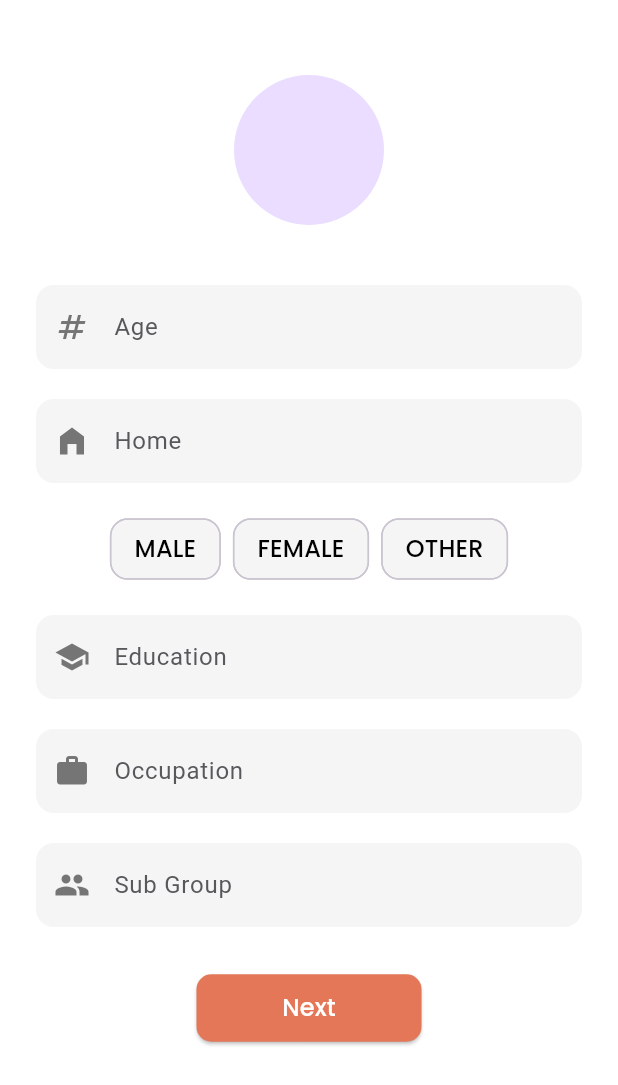
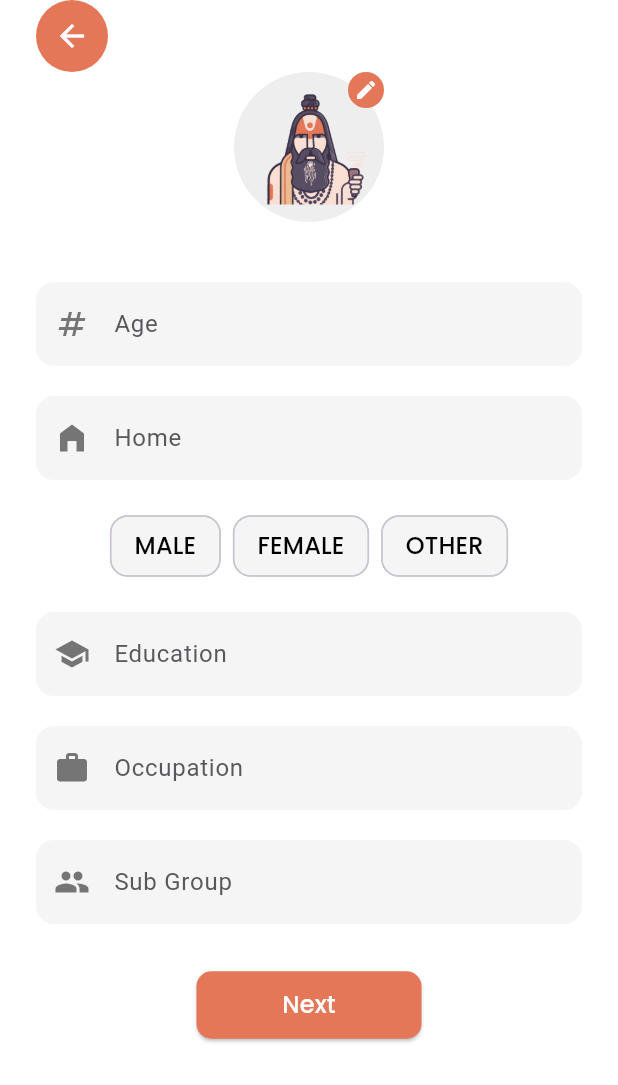
Before and after one commit to basictech01/kumbh-milan, a Flutter app: the UpdateProfileScreen screen opened by its route, on a phone screen of 412 x 824 dp. Shown: the top 1085 px of the screen. Run offline on Flutter 3.47's test engine with Material 3 defaults, Android fonts, the phone set to English and light mode, and no system bars; our stand-ins replace connectivity_plus, either_dart, flutter_image_compress, google_fonts, image_picker, jwt_decoder and 1 more; accounts and stored records are empty; generated files the repository leaves out were written again.

Commit message:
profile pic changes

```diff
--- a/mobile/kumbh_milap/lib/presentation/screens/update_profile.dart
+++ b/mobile/kumbh_milap/lib/presentation/screens/update_profile.dart
@@ -46,19 +46,51 @@ class _UpdateProfileScreenState extends State<UpdateProfileScreen> {
           child: Column(
             crossAxisAlignment: CrossAxisAlignment.center,
             children: [
-              const SizedBox(height: 50),
+              Row(
+                children: [
+                  IconButton(
+                    icon: Icon(Icons.arrow_back, color: Colors.white),
+                    onPressed: () => Navigator.pop(context),
+                    style: IconButton.styleFrom(
+                      backgroundColor: Theme.of(context).primaryColor,
+                      padding: EdgeInsets.all(12),
+                    ),
+                  ),
+                ],
+              ),
               if (additionalFields == 0) ...[
                 // Profile Photo Upload
+                Stack(
+                  children: [
                     GestureDetector(
                       onTap: () async {
                         await userProvider.pickAndUploadProfilePhoto();
                       },
                       child: CircleAvatar(
                         radius: 50,
+                        backgroundColor: Colors.grey[200],
                         backgroundImage: userProvider.profilePhoto != null
                             ? NetworkImage(userProvider.profilePhoto!)
-                        : null,
+                            : AssetImage('assets/sadhu.png') as ImageProvider,
                       ),
+                    ),
+                    Positioned(
+                      right: 0,
+                      top: 0,
+                      child: Container(
+                        padding: const EdgeInsets.all(4),
+                        decoration: BoxDecoration(
+                          color: Theme.of(context).primaryColor,
+                          shape: BoxShape.circle,
+                        ),
+                        child: Icon(
+                          Icons.edit,
+                          size: 16,
+                          color: Colors.white,
+                        ),
+                      ),
+                    ),
+                  ],
                 ),
 
                 const SizedBox(height: 40),
```
Also changed, not shown: mobile/kumbh_milap/lib/presentation/screens/create_profile_screen.dart (+38 -2 lines). Lines whose indentation alone changed are shown as unchanged.
